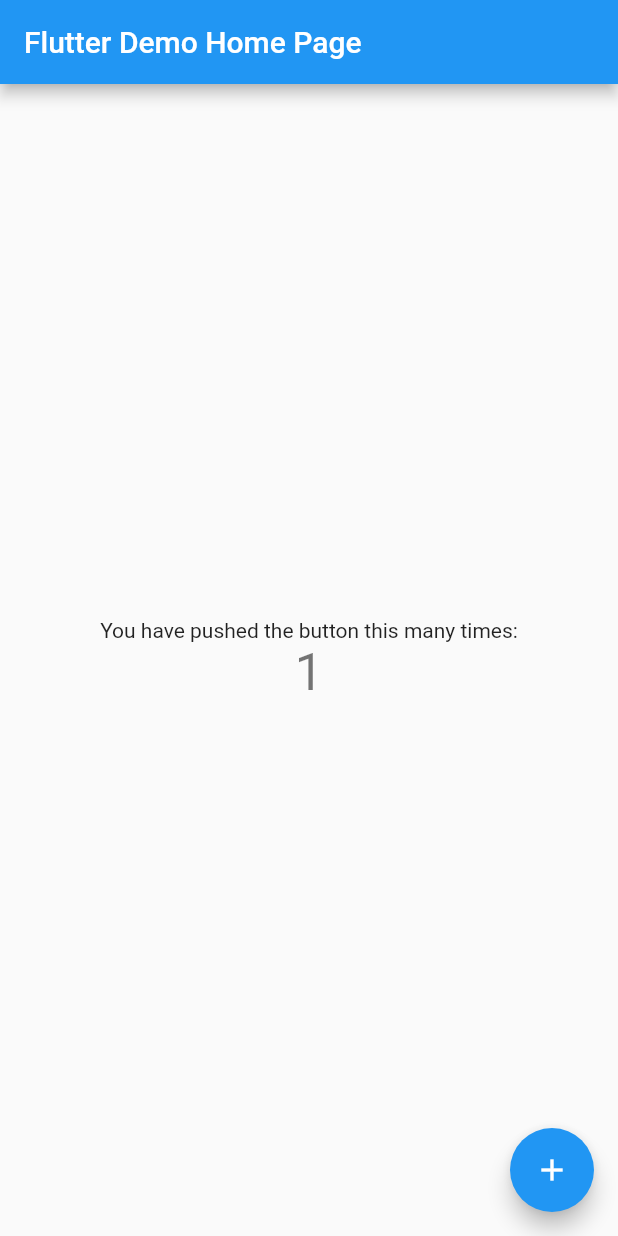
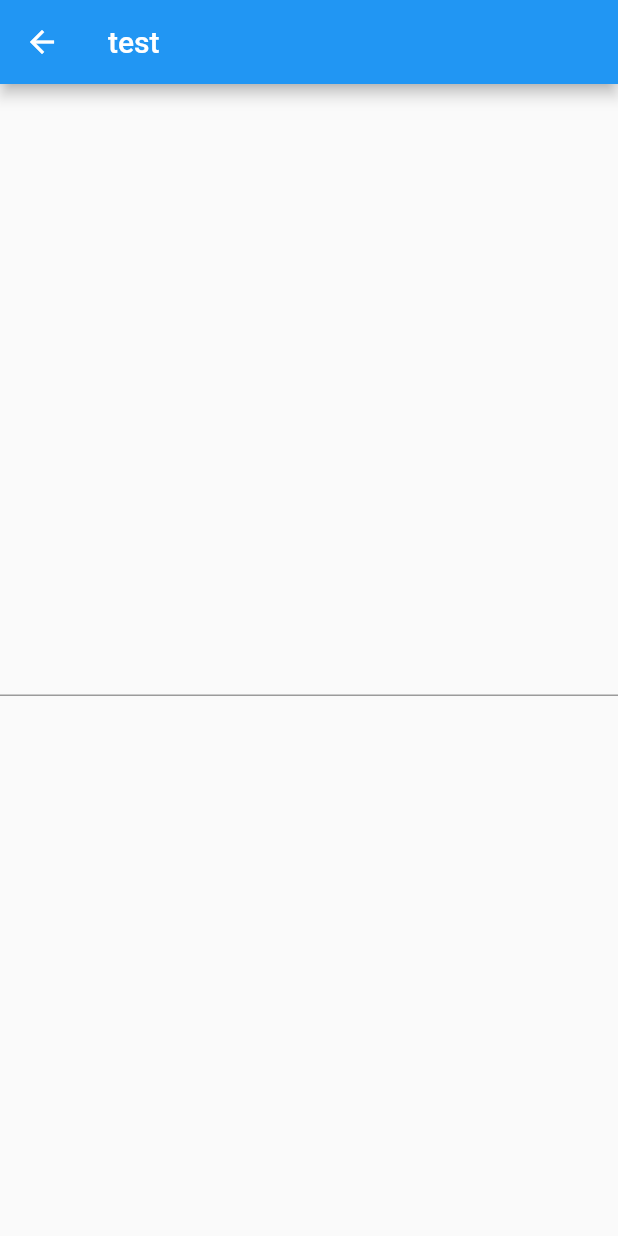
Before and after one commit to Skythethird/sokoV3, a Flutter app: the screen it shows after launch, after a tap on the "add" icon, on a phone screen of 412 x 824 dp. Run offline on Flutter 3.47's test engine with Material 2 defaults, Android fonts, the phone set to English and light mode, and no system bars.

Commit message:
เปลี่ยนหน้า

```diff
--- /dev/null
+++ b/lib/detail.dart
@@ -0,0 +1,37 @@
+
+import 'package:flutter/material.dart';
+
+class Detailpage extends StatefulWidget {
+  @override
+  _DetailpageState createState() => _DetailpageState();
+}
+
+class _DetailpageState extends State<Detailpage> {
+  int _counter = 0;
+
+  void _incrementCounter() {
+    setState(() {
+
+      _counter++;
+    });
+  }
+  @override
+  Widget build(BuildContext context) {
+    return Scaffold(
+      appBar: AppBar(title: Text('test'),
+      ),
+      body: Center(
+        child: Column(
+          mainAxisAlignment: MainAxisAlignment.center,
+          children: <Widget>[
+            TextField(
+              onChanged: (text){
+              }
+            )
+          ],
+        ),
+      ),
+
+    );
+  }
+}
--- a/lib/main.dart
+++ b/lib/main.dart
@@ -1,4 +1,7 @@
 import 'package:flutter/material.dart';
+
+import 'detail.dart';
+
 
 void main() {
   runApp(MyApp());
@@ -34,15 +37,6 @@ class MyApp extends StatelessWidget {
 class MyHomePage extends StatefulWidget {
   MyHomePage({Key key, this.title}) : super(key: key);
 
-  // This widget is the home page of your application. It is stateful, meaning
-  // that it has a State object (defined below) that contains fields that affect
-  // how it looks.
-
-  // This class is the configuration for the state. It holds the values (in this
-  // case the title) provided by the parent (in this case the App widget) and
-  // used by the build method of the State. Fields in a Widget subclass are
-  // always marked "final".
-
   final String title;
 
   @override
@@ -54,11 +48,7 @@ class _MyHomePageState extends State<MyHomePage> {
 
   void _incrementCounter() {
     setState(() {
-      // This call to setState tells the Flutter framework that something has
-      // changed in this State, which causes it to rerun the build method below
-      // so that the display can reflect the updated values. If we changed
-      // _counter without calling setState(), then the build method would not be
-      // called again, and so nothing would appear to happen.
+
       _counter++;
     });
   }
@@ -108,7 +98,10 @@ class _MyHomePageState extends State<MyHomePage> {
         ),
       ),
       floatingActionButton: FloatingActionButton(
-        onPressed: _incrementCounter,
+        onPressed:(){ Navigator.push(
+          context,
+          MaterialPageRoute(builder: (context)=> Detailpage()));
+        },
         tooltip: 'Increment',
         child: Icon(Icons.add),
       ), // This trailing comma makes auto-formatting nicer for build methods.
```
Also changed, not shown: 8 other files.
